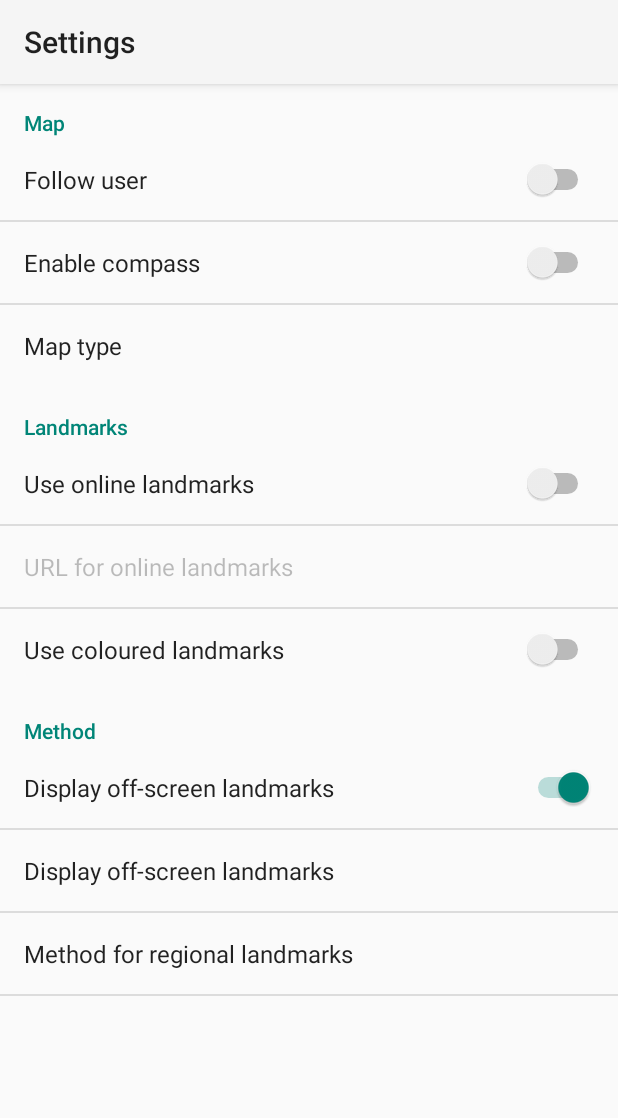
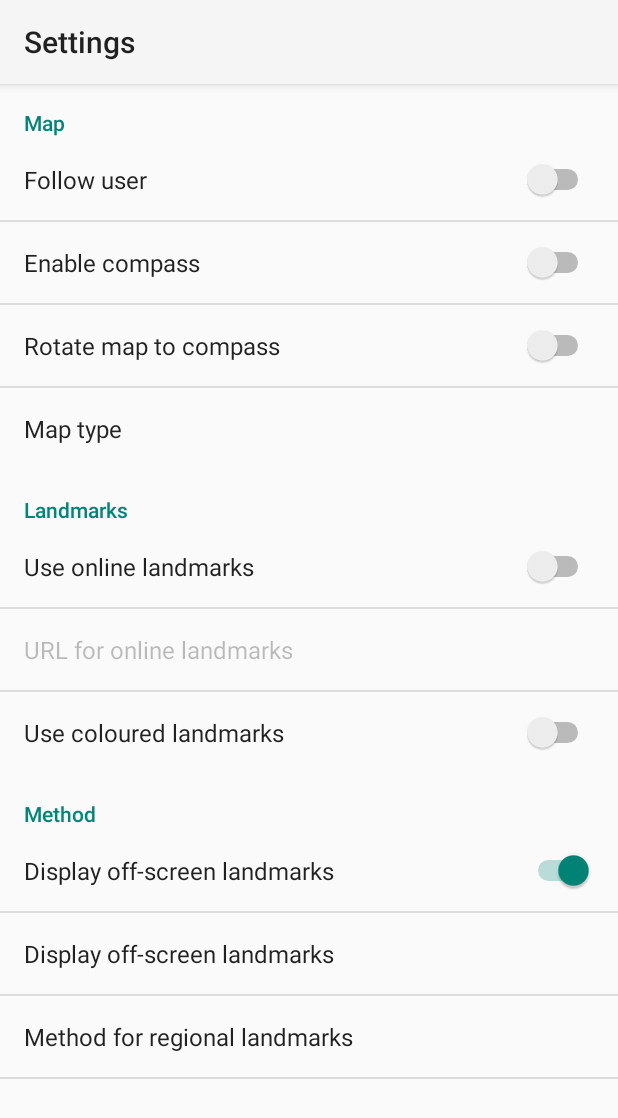
Before and after one commit to ifgi-sil/WayTO-App, an Android app: the screen it shows after launch (SettingsActivity), in the options menu, after a tap on "Settings", on a phone screen of 412 x 824 dp. Shown: the top 1118 px of the screen. Run offline under Robolectric (Android 15) with nearby library versions, the phone set to English and light mode, and no system bars; libraries missing offline, so code that uses them is left out: com.google.maps.android; pictures from the network do not load; 4 statements that could not run were skipped.

Commit message:
Start implementing map rotation according to compass

```diff
--- a/app/src/main/java/de/ifgi/wayto_prototype/activities/MainActivity.java
+++ b/app/src/main/java/de/ifgi/wayto_prototype/activities/MainActivity.java
@@ -11,6 +11,11 @@ import android.graphics.Matrix;
 import android.graphics.Paint;
 import android.graphics.Point;
 import android.graphics.drawable.BitmapDrawable;
+import android.hardware.GeomagneticField;
+import android.hardware.Sensor;
+import android.hardware.SensorEvent;
+import android.hardware.SensorEventListener;
+import android.hardware.SensorManager;
 import android.location.Location;
 import android.os.AsyncTask;
 import android.os.Bundle;
@@ -179,6 +184,10 @@ public class MainActivity extends FragmentActivity implements GoogleMap.OnCamera
      * Preference value for enabling the compass
      */
     private boolean prefMapCompass;
+    /**
+     *
+     */
+    private boolean prefCompassTop;
     /**
      * Preference value for the map type (e.g. normal, hybrid, or satellite)
      */
@@ -422,6 +431,7 @@ public class MainActivity extends FragmentActivity implements GoogleMap.OnCamera
         preferences = PreferenceManager.getDefaultSharedPreferences(getApplicationContext());
         prefMapFollow = preferences.getBoolean(SettingsActivity.PREF_KEY_MAP_FOLLOW, false);
         prefMapCompass = preferences.getBoolean(SettingsActivity.PREF_KEY_MAP_COMPASS, false);
+        prefCompassTop = preferences.getBoolean(SettingsActivity.PREF_KEY_COMPASS_TOP, false);
         prefMapType = Integer.valueOf(
                 preferences.getString(SettingsActivity.PREF_KEY_MAP_TYPE,
                         getString(R.string.map_type_normal)));
@@ -448,8 +458,9 @@ public class MainActivity extends FragmentActivity implements GoogleMap.OnCamera
         } else {
             map.getUiSettings().setCompassEnabled(false);
         }
-        Log.d(TAG, "Compass enagled: " + map.getUiSettings().isCompassEnabled());
-
+        if (prefCompassTop) {
+            updateMapRotating();
+        }
         int mapType = Integer.valueOf(
                 preferences.getString(SettingsActivity.PREF_KEY_MAP_TYPE,
                         getString(R.string.map_type_normal)));
@@ -1713,6 +1724,14 @@ New solution: use bounds of the map and only display a landmark as off-screen la
     }
 
     /**
+     * Called when the map rotation preference has changed
+     */
+    private void updateMapRotating() {
+        // TODO implement
+
+    }
+
+    /**
      * Function to filter landmarks by their heading and distances.
      * <p/>
      * Only one landmark per heading is allowed. If multiple landmarks appear for the same heading,
--- a/app/src/main/java/de/ifgi/wayto_prototype/activities/SettingsActivity.java
+++ b/app/src/main/java/de/ifgi/wayto_prototype/activities/SettingsActivity.java
@@ -14,6 +14,7 @@ public class SettingsActivity extends Activity {
 
     public static final String PREF_KEY_MAP_FOLLOW = "pref_key_map_follow";
     public static final String PREF_KEY_MAP_COMPASS = "pref_key_map_compass";
+    public static final String PREF_KEY_COMPASS_TOP = "pref_key_compass_top";
     public static final String PREF_KEY_MAP_TYPE = "pref_key_map_type";
     public static final String PREF_KEY_DOWNLOAD = "pref_key_download";
     public static final String PREF_KEY_URL = "pref_key_url";
--- a/app/src/main/res/values/strings_activity_settings.xml
+++ b/app/src/main/res/values/strings_activity_settings.xml
@@ -9,6 +9,8 @@
     <string name="pref_title_map_follow">Follow user</string>
 
     <string name="pref_title_map_compass">Enable compass</string>
+
+    <string name="pref_title_compass_top">Rotate map to compass</string>
 
     <string name="pref_title_map_type">Map type</string>
     <string-array name="pref_items_map_type">
--- a/app/src/main/res/xml/preferences.xml
+++ b/app/src/main/res/xml/preferences.xml
@@ -13,6 +13,11 @@
         <SwitchPreference
             android:key="pref_key_map_compass"
             android:title="@string/pref_title_map_compass"
+            android:defaultValue="false" />
+
+        <SwitchPreference
+            android:key="pref_key_compass_top"
+            android:title="@string/pref_title_compass_top"
             android:defaultValue="false" />
 
         <ListPreference
```
